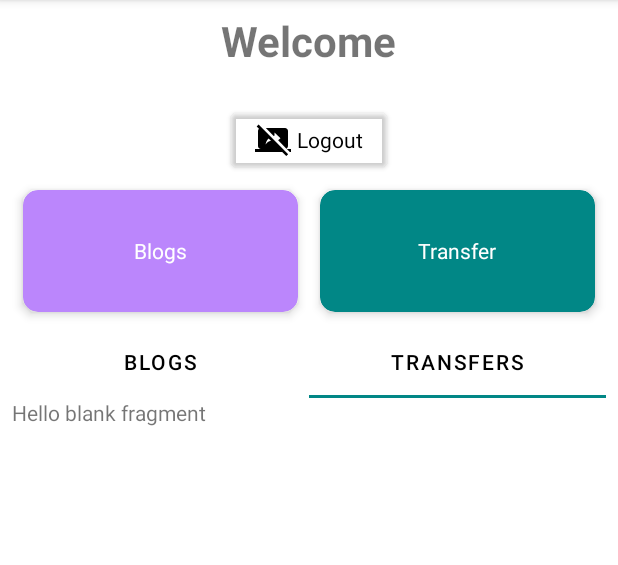
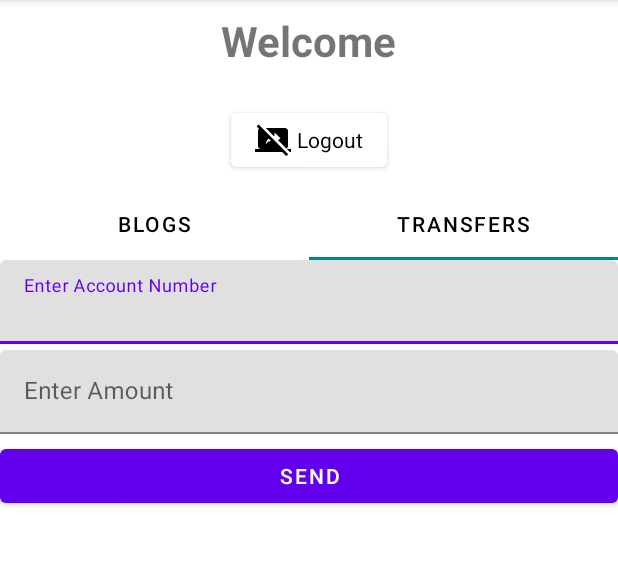
Before and after one commit to faisalamin9696/HiveLearners2, an Android app: the screen it shows after launch once a user with an empty profile is signed in (Welcome_Activity), tab 2 chosen, on a phone screen of 412 x 824 dp, the part 84-649 px from its top. Run offline under Robolectric (Android 15) with nearby library versions, the phone set to English and light mode, and no system bars; our stand-ins replace Firebase (no records; nobody signed in at launch, a user with empty details on screens opened directly).

Commit message:
Lecture 44 Update

```diff
--- a/app/src/main/AndroidManifest.xml
+++ b/app/src/main/AndroidManifest.xml
@@ -15,12 +15,6 @@
         android:supportsRtl="true"
         android:theme="@style/Theme.HiveLearners2"
         tools:targetApi="31">
-        <activity
-            android:name=".Transfer_Funds_Activity"
-            android:exported="false" />
-        <activity
-            android:name=".Blogs_Activity"
-            android:exported="false" />
         <activity
             android:name=".Signup_Activity"
             android:exported="false" />
--- a/app/src/main/java/com/example/hivelearners2/Blogs_Fragment.java
+++ b/app/src/main/java/com/example/hivelearners2/Blogs_Fragment.java
@@ -7,58 +7,44 @@ import androidx.fragment.app.Fragment;
 import android.view.LayoutInflater;
 import android.view.View;
 import android.view.ViewGroup;
+import android.widget.ListView;
+import android.widget.Toast;
 
-/**
- * A simple {@link Fragment} subclass.
- * Use the {@link Blogs_Fragment#newInstance} factory method to
- * create an instance of this fragment.
- */
-public class Blogs_Fragment extends Fragment {
+import java.util.ArrayList;
 
-    // TODO: Rename parameter arguments, choose names that match
-    // the fragment initialization parameters, e.g. ARG_ITEM_NUMBER
-    private static final String ARG_PARAM1 = "param1";
-    private static final String ARG_PARAM2 = "param2";
 
-    // TODO: Rename and change types of parameters
-    private String mParam1;
-    private String mParam2;
+public class Blogs_Fragment extends Fragment implements MyAdapter.onListItemClickListener {
 
     public Blogs_Fragment() {
         // Required empty public constructor
     }
 
-    /**
-     * Use this factory method to create a new instance of
-     * this fragment using the provided parameters.
-     *
-     * @param param1 Parameter 1.
-     * @param param2 Parameter 2.
-     * @return A new instance of fragment Blogs_Fragment.
-     */
-    // TODO: Rename and change types and number of parameters
-    public static Blogs_Fragment newInstance(String param1, String param2) {
-        Blogs_Fragment fragment = new Blogs_Fragment();
-        Bundle args = new Bundle();
-        args.putString(ARG_PARAM1, param1);
-        args.putString(ARG_PARAM2, param2);
-        fragment.setArguments(args);
-        return fragment;
-    }
-
-    @Override
-    public void onCreate(Bundle savedInstanceState) {
-        super.onCreate(savedInstanceState);
-        if (getArguments() != null) {
-            mParam1 = getArguments().getString(ARG_PARAM1);
-            mParam2 = getArguments().getString(ARG_PARAM2);
-        }
-    }
+    private ListView posts_lv;
+    ArrayList<MyList_POJO> myList_pojos;
+    MyAdapter customAdapter;
 
     @Override
     public View onCreateView(LayoutInflater inflater, ViewGroup container,
                              Bundle savedInstanceState) {
         // Inflate the layout for this fragment
-        return inflater.inflate(R.layout.fragment_blogs, container, false);
+        View view = inflater.inflate(R.layout.fragment_blogs, container, false);
+
+        posts_lv = view.findViewById(R.id.posts_lv);
+        myList_pojos = new ArrayList<>();
+        myList_pojos.add(new MyList_POJO("Pakistan", "Lahore"));
+        myList_pojos.add(new MyList_POJO("India", "Punjab"));
+        myList_pojos.add(new MyList_POJO("United Kingdom", "London"));
+        customAdapter = new MyAdapter(requireContext(), R.layout.my_list_item, myList_pojos);
+        posts_lv.setAdapter(customAdapter);
+
+        return view;
+    }
+
+    @Override
+    public void onDeleteClick(int position) {
+        myList_pojos.remove(position);
+        customAdapter.notifyDataSetChanged();
+        Toast.makeText(requireContext(), "Deleted", Toast.LENGTH_SHORT).show();
+
     }
 }
--- a/app/src/main/java/com/example/hivelearners2/Transfers_Fragment.java
+++ b/app/src/main/java/com/example/hivelearners2/Transfers_Fragment.java
@@ -1,5 +1,6 @@
 package com.example.hivelearners2;
 
+import android.app.ProgressDialog;
 import android.os.Bundle;
 
 import androidx.fragment.app.Fragment;
@@ -7,58 +8,92 @@ import androidx.fragment.app.Fragment;
 import android.view.LayoutInflater;
 import android.view.View;
 import android.view.ViewGroup;
+import android.widget.EditText;
+import android.widget.Toast;
 
-/**
- * A simple {@link Fragment} subclass.
- * Use the {@link Transfers_Fragment#newInstance} factory method to
- * create an instance of this fragment.
- */
+import com.google.android.material.button.MaterialButton;
+import com.google.firebase.auth.FirebaseAuth;
+import com.google.firebase.database.DatabaseReference;
+import com.google.firebase.database.FirebaseDatabase;
+
+import java.util.HashMap;
+
 public class Transfers_Fragment extends Fragment {
 
-    // TODO: Rename parameter arguments, choose names that match
-    // the fragment initialization parameters, e.g. ARG_ITEM_NUMBER
-    private static final String ARG_PARAM1 = "param1";
-    private static final String ARG_PARAM2 = "param2";
-
-    // TODO: Rename and change types of parameters
-    private String mParam1;
-    private String mParam2;
 
     public Transfers_Fragment() {
         // Required empty public constructor
     }
 
-    /**
-     * Use this factory method to create a new instance of
-     * this fragment using the provided parameters.
-     *
-     * @param param1 Parameter 1.
-     * @param param2 Parameter 2.
-     * @return A new instance of fragment Transfers_Fragment.
-     */
-    // TODO: Rename and change types and number of parameters
-    public static Transfers_Fragment newInstance(String param1, String param2) {
-        Transfers_Fragment fragment = new Transfers_Fragment();
-        Bundle args = new Bundle();
-        args.putString(ARG_PARAM1, param1);
-        args.putString(ARG_PARAM2, param2);
-        fragment.setArguments(args);
-        return fragment;
-    }
+    private EditText account_num_et, amount_et;
+    private MaterialButton send_btn;
+    private ProgressDialog progressDialog;
 
-    @Override
-    public void onCreate(Bundle savedInstanceState) {
-        super.onCreate(savedInstanceState);
-        if (getArguments() != null) {
-            mParam1 = getArguments().getString(ARG_PARAM1);
-            mParam2 = getArguments().getString(ARG_PARAM2);
-        }
-    }
+    private FirebaseDatabase database = FirebaseDatabase.getInstance();
+    private DatabaseReference sendings_ref;
+    private FirebaseAuth firebaseAuth;
 
     @Override
     public View onCreateView(LayoutInflater inflater, ViewGroup container,
                              Bundle savedInstanceState) {
         // Inflate the layout for this fragment
-        return inflater.inflate(R.layout.fragment_transfers, container, false);
+        View view = inflater.inflate(R.layout.fragment_transfers, container, false);
+
+        account_num_et = view.findViewById(R.id.account_num_et);
+        amount_et = view.findViewById(R.id.amount_et);
+        send_btn = view.findViewById(R.id.send_payment_btn);
+        firebaseAuth = FirebaseAuth.getInstance();
+        progressDialog = new ProgressDialog(requireContext());
+
+        sendings_ref = database.getReference("sendings");
+
+        send_btn.setOnClickListener(v -> {
+            // Button Click Listener
+            String account = account_num_et.getText().toString().trim();
+            String amount = amount_et.getText().toString().trim();
+            if (account.isEmpty() || amount.isEmpty()) {
+                Toast.makeText(requireContext(), "Some field are empty", Toast.LENGTH_SHORT).show();
+                return;
+            }
+            if (firebaseAuth.getCurrentUser() != null) {
+                Toast.makeText(requireContext(), "Login Session Expired", Toast.LENGTH_SHORT).show();
+                return;
+            }
+
+            String fid = firebaseAuth.getCurrentUser().getUid();
+
+            HashMap<String, Object> hashMap = new HashMap<String, Object>();
+            hashMap.put("account", account);
+            hashMap.put("amount", Float.parseFloat(amount));
+
+            progressDialog.setCancelable(false);
+            progressDialog.setMessage("Please wait...");
+            progressDialog.show();
+
+            sendings_ref.child(fid).setValue(hashMap).addOnCompleteListener(task -> {
+                if (task.isSuccessful()) {
+                    if (progressDialog.isShowing())
+                        progressDialog.cancel();
+
+                    Toast.makeText(requireContext(), "Data Added", Toast.LENGTH_SHORT).show();
+                } else {
+
+                    if (progressDialog.isShowing())
+                        progressDialog.cancel();
+                    Toast.makeText(requireContext(), "Failed", Toast.LENGTH_SHORT).show();
+                }
+                //41 lecture end
+            });
+
+            hashMap.put("account", "My Account");
+            hashMap.put("amount", 1.21);
+
+            sendings_ref.child(fid).updateChildren(hashMap).addOnCompleteListener(task -> {
+
+            });
+
+
+        });
+        return view;
     }
 }
--- a/app/src/main/java/com/example/hivelearners2/Welcome_Activity.java
+++ b/app/src/main/java/com/example/hivelearners2/Welcome_Activity.java
@@ -38,7 +38,6 @@ public class Welcome_Activity extends AppCompatActivity {
     private ProgressDialog progressDialog;
     private AlertDialog.Builder alertDialog;
     private FirebaseAuth firebaseAuth;
-    private CardView blogs_card, transfer_card;
 
     private TabLayout welcome_tabs;
     private ViewPager viewPager;
@@ -52,16 +51,10 @@ public class Welcome_Activity extends AppCompatActivity {
         progressDialog.setMessage("Please Wait...");
         alertDialog = new AlertDialog.Builder(Welcome_Activity.this);
         firebaseAuth = FirebaseAuth.getInstance();
-        blogs_card = findViewById(R.id.blogs_card);
-        transfer_card = findViewById(R.id.transfer_card);
         welcome_tabs = findViewById(R.id.welcome_tabs);
         viewPager = findViewById(R.id.viewpager);
 
-        transfer_card.setOnClickListener(v -> {
-            startActivity(new Intent(Welcome_Activity.this, Transfer_Funds_Activity.class));
-        });
 
-        blogs_card.setOnClickListener(v -> startActivity(new Intent(Welcome_Activity.this, Blogs_Activity.class)));
 
 
         welcome_username_tv = findViewById(R.id.welcome_username_tv);
--- a/app/src/main/res/layout/activity_welcome.xml
+++ b/app/src/main/res/layout/activity_welcome.xml
@@ -5,8 +5,13 @@
     android:layout_width="match_parent"
     android:layout_height="match_parent"
     android:orientation="vertical"
-    android:padding="8dp"
     tools:context=".Welcome_Activity">
+
+    <LinearLayout
+        android:layout_width="match_parent"
+        android:layout_height="wrap_content"
+        android:orientation="vertical"
+        android:padding="8dp">
 
         <TextView
             android:layout_width="wrap_content"
@@ -34,65 +39,19 @@
             android:layout_height="wrap_content"
             android:layout_gravity="center"
             android:background="@null"
-        android:backgroundTint="@android:color/transparent"
+            android:backgroundTint="@android:color/white"
             android:gravity="center"
             android:text="Logout"
             android:textColor="@color/black"
             app:icon="@drawable/ic_logout_24"
             app:iconPadding="4dp"
             app:iconTint="@color/black" />
+    </LinearLayout>
 
     <LinearLayout
         android:layout_width="match_parent"
         android:layout_height="wrap_content"
         android:orientation="vertical">
-
-        <LinearLayout
-            android:layout_width="match_parent"
-            android:layout_height="wrap_content"
-            android:orientation="horizontal"
-            android:weightSum="2">
-
-            <androidx.cardview.widget.CardView
-                android:id="@+id/blogs_card"
-                android:layout_width="match_parent"
-                android:layout_height="100dp"
-                android:layout_weight="1"
-                app:cardBackgroundColor="@color/purple_200"
-                app:cardCornerRadius="10dp"
-                app:cardElevation="4dp"
-                app:cardUseCompatPadding="true">
-
-                <TextView
-                    android:layout_width="wrap_content"
-                    android:layout_height="wrap_content"
-                    android:layout_gravity="center"
-                    android:text="Blogs"
-                    android:textColor="@color/white" />
-
-            </androidx.cardview.widget.CardView>
-
-            <androidx.cardview.widget.CardView
-                android:id="@+id/transfer_card"
-                android:layout_width="match_parent"
-                android:layout_height="100dp"
-                android:layout_weight="1"
-                app:cardBackgroundColor="@color/teal_700"
-                app:cardCornerRadius="10dp"
-                app:cardElevation="4dp"
-                app:cardUseCompatPadding="true">
-
-                <TextView
-                    android:layout_width="wrap_content"
-                    android:layout_height="wrap_content"
-                    android:layout_gravity="center"
-                    android:text="Transfer"
-                    android:textColor="@color/white" />
-
-            </androidx.cardview.widget.CardView>
-
-
-        </LinearLayout>
 
 
         <com.google.android.material.tabs.TabLayout
--- a/app/src/main/res/layout/fragment_transfers.xml
+++ b/app/src/main/res/layout/fragment_transfers.xml
@@ -1,14 +1,42 @@
 <?xml version="1.0" encoding="utf-8"?>
-<FrameLayout xmlns:android="http://schemas.android.com/apk/res/android"
+<LinearLayout xmlns:android="http://schemas.android.com/apk/res/android"
+    xmlns:app="http://schemas.android.com/apk/res-auto"
     xmlns:tools="http://schemas.android.com/tools"
     android:layout_width="match_parent"
     android:layout_height="match_parent"
-    tools:context=".Transfers_Fragment">
+    android:layout_margin="4dp"
+    android:orientation="vertical">
 
-    <!-- TODO: Update blank fragment layout -->
-    <TextView
+    <com.google.android.material.textfield.TextInputLayout
         android:layout_width="match_parent"
-        android:layout_height="match_parent"
-        android:text="@string/hello_blank_fragment" />
+        android:layout_height="wrap_content"
+        android:hint="Enter Account Number">
 
-</FrameLayout>
+        <EditText
+            android:id="@+id/account_num_et"
+            android:layout_width="match_parent"
+            android:layout_height="wrap_content" />
+
+    </com.google.android.material.textfield.TextInputLayout>
+
+    <com.google.android.material.textfield.TextInputLayout
+        android:layout_width="match_parent"
+        android:layout_height="wrap_content"
+        android:layout_marginTop="4dp"
+        android:hint="Enter Amount">
+
+        <EditText
+            android:id="@+id/amount_et"
+            android:layout_width="match_parent"
+            android:layout_height="wrap_content"
+            android:inputType="number"/>
+
+    </com.google.android.material.textfield.TextInputLayout>
+
+    <com.google.android.material.button.MaterialButton
+        android:id="@+id/send_payment_btn"
+        android:layout_width="match_parent"
+        android:layout_height="wrap_content"
+        android:layout_marginTop="4dp"
+        android:text="Send" />
+</LinearLayout>
```
Also changed, not shown: app/src/main/java/com/example/hivelearners2/Blogs_Activity.java (deleted, +0 -41 lines), app/src/main/java/com/example/hivelearners2/Transfer_Funds_Activity.java (deleted, +0 -94 lines), app/src/main/res/layout/activity_blogs.xml (deleted, +0 -15 lines), app/src/main/res/layout/activity_transfer_funds.xml (deleted, +0 -43 lines), app/src/main/res/layout/fragment_blogs.xml (+7 -7 lines). Lines whose indentation alone changed are shown as unchanged.
